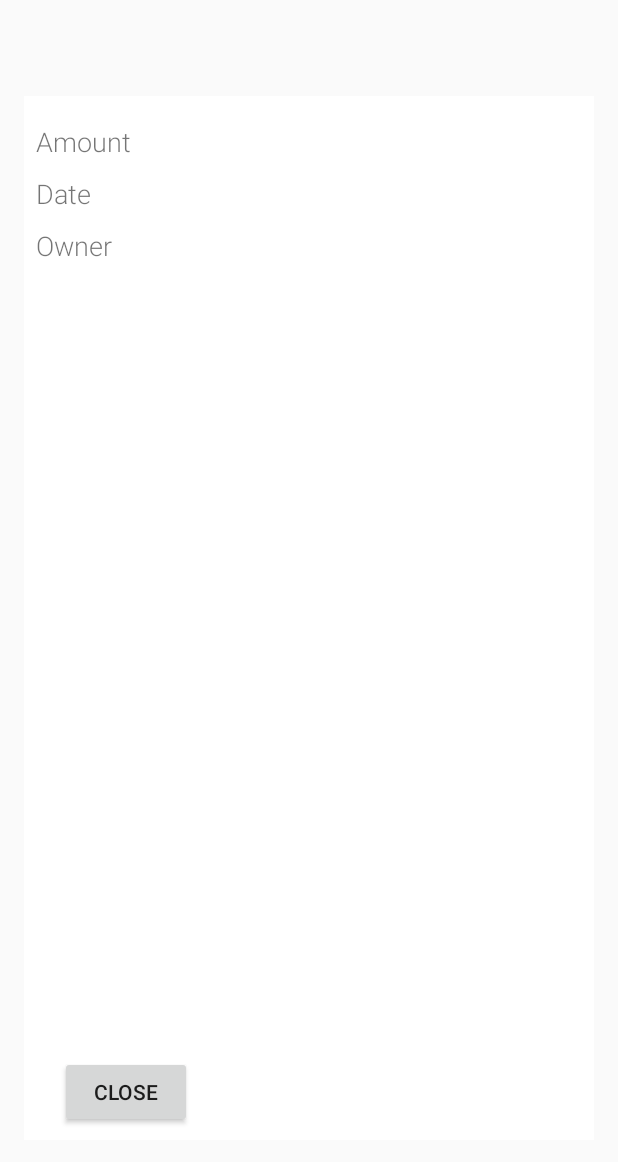
After one commit to mikkoraula/BudgetApp, an Android app: the layout activity_view_transaction.xml on its own in the app's theme, with its tools: preview values and no code run, on a phone screen of 412 x 824 dp. The commit adds this screen. Shown: the top 1162 px of the screen. Run offline under Robolectric (Android 15) with nearby library versions, the phone set to English and light mode, and no system bars.

Commit message:
Reverted back from the RecyclerView since it didn't work with setting specific items to specific columns. Same thing is now implemented with a simple Scrollview that has two LinearLayouts side by side. Also added ViewTransaction Activity, in which you can view a specific transaction and its properties via the ShowHistory Activity by pressing a transaction there. Fixed a bug where you couldn't make shared transactions.

```diff
--- a/app/src/main/AndroidManifest.xml
+++ b/app/src/main/AndroidManifest.xml
@@ -51,6 +51,10 @@
             android:name="addtransaction.AddTransactionActivity"
             android:label="@string/title_activity_add_transaction"
             android:theme="@style/AppTheme"/>
+        <activity
+            android:name="payment.history.ViewTransactionActivity"
+            android:label="@string/title_activity_view_transaction"
+            android:theme="@style/Theme.Transparent"/>
     </application>
 
 </manifest>
--- a/app/src/main/java/addtransaction/AddTransactionActivity.java
+++ b/app/src/main/java/addtransaction/AddTransactionActivity.java
@@ -61,8 +61,8 @@ public class AddTransactionActivity extends MyBaseActivity implements Backendles
     // this is done in the method loadSuccessful()
     @Override
     protected void onCreate(Bundle savedInstanceState) {
+        setContentView(R.layout.activity_add_transaction);
         super.onCreate(savedInstanceState);
-        setContentView(R.layout.activity_add_transaction);
         setHelpString(R.string.help_add_transaction);
 
 
--- a/app/src/main/java/addtransaction/AddTransactionFragment.java
+++ b/app/src/main/java/addtransaction/AddTransactionFragment.java
@@ -225,6 +225,9 @@ public class AddTransactionFragment extends Fragment implements View.OnClickList
             // set ispayment
             newTransaction.setPayment(isPayment);
 
+            // is shared
+            newTransaction.setShared(isShared);
+
             // set the transactionType
             newTransaction.setTransactionType(transactionTypePickAdapter.getCurrentType());
 
--- a/app/src/main/java/com/example/mikko/budgetapplication/LoginActivity.java
+++ b/app/src/main/java/com/example/mikko/budgetapplication/LoginActivity.java
@@ -37,8 +37,8 @@ public class LoginActivity extends MyBaseActivity implements LoginHandlerInterfa
     @Override
     protected void onCreate( Bundle savedInstanceState )
     {
+        setContentView(R.layout.activity_login);
         super.onCreate(savedInstanceState);
-        setContentView(R.layout.activity_login);
         setHelpString(R.string.help_login);
 
 
--- a/app/src/main/java/com/example/mikko/budgetapplication/MainActivity.java
+++ b/app/src/main/java/com/example/mikko/budgetapplication/MainActivity.java
@@ -17,7 +17,9 @@ import com.backendless.Backendless;
 import java.util.Date;
 
 import addtransaction.AddTransactionActivity;
+import addtransaction.AddTransactionTypeActivity;
 import payment.history.ShowHistoryActivity;
+import payment.history.ViewTransactionActivity;
 
 public class MainActivity extends MyBaseActivity implements LoginHandlerInterface {
 
@@ -29,8 +31,9 @@ public class MainActivity extends MyBaseActivity implements LoginHandlerInterfac
 
     @Override
     protected void onCreate(Bundle savedInstanceState) {
+        setContentView(R.layout.activity_main);
         super.onCreate(savedInstanceState);
-        setContentView(R.layout.activity_main);
+
         setHelpString(R.string.help_main);
 
         // init Backendless
--- a/app/src/main/java/com/example/mikko/budgetapplication/RegistrationActivity.java
+++ b/app/src/main/java/com/example/mikko/budgetapplication/RegistrationActivity.java
@@ -21,8 +21,8 @@ import com.backendless.async.callback.AsyncCallback;
 public class RegistrationActivity extends MyBaseActivity {
     @Override
     protected void onCreate( Bundle savedInstanceState ) {
-        super.onCreate( savedInstanceState );
         setContentView(R.layout.activity_registration);
+        super.onCreate(savedInstanceState);
         setHelpString(R.string.help_registration);
 
 
--- a/app/src/main/java/payment/history/ShowHistoryActivity.java
+++ b/app/src/main/java/payment/history/ShowHistoryActivity.java
@@ -42,8 +42,8 @@ public class ShowHistoryActivity extends MyBaseActivity implements BackendlessDa
 
     @Override
     protected void onCreate( Bundle savedInstanceState ) {
+        setContentView(R.layout.activity_show_history);
         super.onCreate(savedInstanceState);
-        setContentView(R.layout.activity_show_history);
         setHelpString(R.string.help_show_history);
 
         // load transactions from backend and internal storage
--- a/app/src/main/java/payment/history/TransactionItemAdapter.java
+++ b/app/src/main/java/payment/history/TransactionItemAdapter.java
@@ -16,6 +16,7 @@ import data.Transaction;
 /**
  * Created by Mikko on 21.8.2016.
  */
+/*
 public class TransactionItemAdapter extends ArrayAdapter<Transaction> {
 
     private final int numberOfTypes;
@@ -64,3 +65,4 @@ public class TransactionItemAdapter extends ArrayAdapter<Transaction> {
         return  convertView;
     }
 }
+*/
--- /dev/null
+++ b/app/src/main/res/layout/activity_view_transaction.xml
@@ -0,0 +1,81 @@
+<?xml version="1.0" encoding="utf-8"?>
+<RelativeLayout xmlns:android="http://schemas.android.com/apk/res/android"
+    android:orientation="vertical"
+    android:layout_width="fill_parent"
+    android:layout_height="fill_parent"
+    android:background="@color/colorTransparent">
+    <!-- this first layout is just transparent -->
+
+    <!-- put a new layout inside to do paddings -->
+    <RelativeLayout
+        android:layout_width="match_parent"
+        android:layout_height="match_parent"
+        android:layout_marginRight="@dimen/activity_vertical_margin"
+        android:layout_marginLeft="@dimen/activity_vertical_margin"
+        android:layout_marginTop="@dimen/header_margin"
+        android:layout_marginBottom="@dimen/header_margin"
+        android:background="@color/colorWhite"
+        android:id="@+id/relativeLayout">
+
+        <!-- another layout to do paddings around the actual popupwindow -->
+        <RelativeLayout
+            android:layout_width="match_parent"
+            android:layout_height="match_parent"
+            android:layout_margin="@dimen/view_horizontal_margin">
+
+
+
+            <LinearLayout
+                android:orientation="vertical"
+                android:layout_width="match_parent"
+                android:layout_height="match_parent"
+                android:layout_alignParentLeft="true"
+                android:layout_alignParentStart="true">
+
+
+                <!-- show the transaction amount -->
+                <TextView
+                    android:layout_width="fill_parent"
+                    android:layout_height="wrap_content"
+                    android:id="@+id/view_transaction_amount"
+                    android:layout_marginTop="10dip"
+                    android:text="Amount" />
+
+                <!-- show the transaction date -->
+                <TextView
+                    android:layout_width="fill_parent"
+                    android:layout_height="wrap_content"
+                    android:id="@+id/view_transaction_date"
+                    android:layout_marginTop="10dip"
+                    android:text="Date" />
+
+                <!-- show the transaction creator name -->
+                <TextView
+                    android:layout_width="fill_parent"
+                    android:layout_height="wrap_content"
+                    android:id="@+id/view_transaction_owner"
+                    android:layout_marginTop="10dip"
+                    android:text="Owner" />
+
+            </LinearLayout>
+
+            <Button
+                android:layout_width="wrap_content"
+                android:layout_height="wrap_content"
+                android:text="@string/button_close"
+                android:id="@+id/button_popup_view_transaction_cancel"
+                android:onClick="closeActivity"
+                android:layout_alignParentBottom="true"
+                android:layout_alignParentLeft="true"
+                android:layout_alignParentStart="true"
+                android:layout_marginLeft="@dimen/activity_vertical_margin" />
+
+
+
+
+        </RelativeLayout>
+
+    </RelativeLayout>
+
+
+</RelativeLayout>
--- a/app/src/main/res/layout/fragment_monthly_tab.xml
+++ b/app/src/main/res/layout/fragment_monthly_tab.xml
@@ -4,6 +4,10 @@
     android:layout_height="match_parent"
     android:orientation="vertical">
 
+
+    <ListView
+        android:layout_width="match_parent"
+        android:layout_height="match_parent">
 
     <!-- dummy view -->
     <View
@@ -95,6 +99,7 @@
         android:listSelector="#00000000"
         android:isScrollContainer="false"/>
         -->
+    </ListView>
 
 
 </RelativeLayout>
```
Also changed, not shown: app/src/main/java/data/Transaction.java (+11 -11 lines), app/src/main/java/payment/history/HistoryRecyclerViewAdapter.java (+59 -13 lines), app/src/main/java/payment/history/MonthlyTabFragment.java (+75 -4 lines), app/src/main/java/payment/history/TransactionViewHolders.java (+21 -8 lines), app/src/main/java/payment/history/ViewTransactionActivity.java (added, +60 -0 lines), app/src/main/res/layout/fragment_monthly_tab3.xml (added, +54 -0 lines), app/src/main/res/values/strings.xml (+15 -3 lines), 1 other file.
